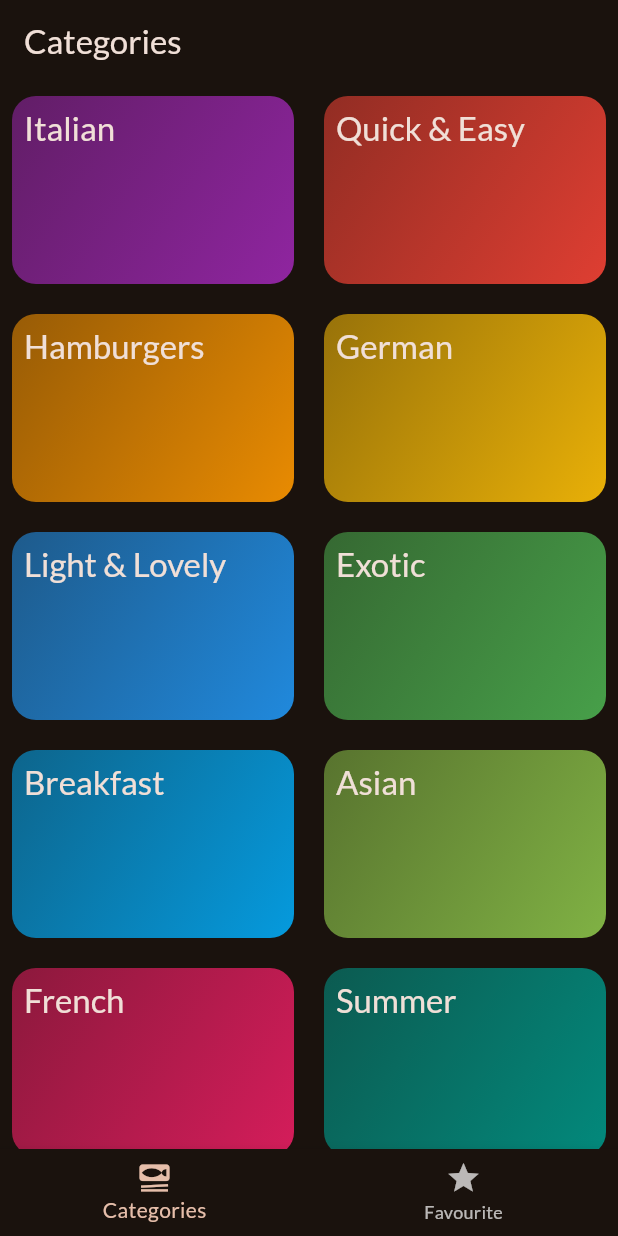
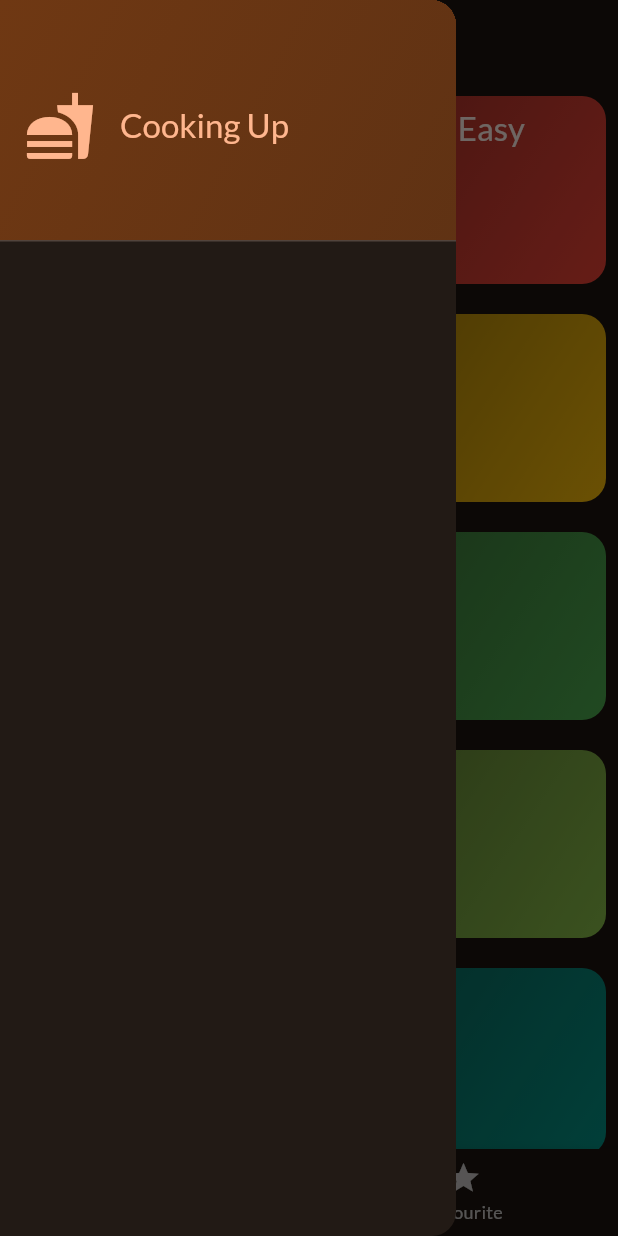
Before and after one commit to amaljithkthomas/meal_navigation, a Flutter app: the screen it shows after launch, with the side drawer open (before the commit the screen has no drawer), on a phone screen of 412 x 824 dp. Run offline on Flutter 3.47's test engine with Material 3 defaults, Android fonts, the phone set to English and light mode, and no system bars; our stand-ins replace google_fonts, transparent_image.

Commit message:
app drawer added

```diff
--- a/lib/screens/tab_screen.dart
+++ b/lib/screens/tab_screen.dart
@@ -2,6 +2,7 @@ import 'package:flutter/material.dart';
 import 'package:navigation/models/meal.dart';
 import 'package:navigation/screens/category_screen.dart';
 import 'package:navigation/screens/meals_screen.dart';
+import 'package:navigation/widgets/main_drawer.dart';
 
 class TabScreen extends StatefulWidget {
   const TabScreen({Key? key}) : super(key: key);
@@ -46,6 +47,7 @@ class _TabScreenState extends State<TabScreen> {
       appBar: AppBar(
         title: Text(selectedIndex == 0 ? 'Categories' : 'Your Favourites'),
       ),
+      drawer: const MainDrawer(),
       body: selectedIndex == 0
           ? CategoryScreen(
               onFavPressed: onFavouritePressed,
--- /dev/null
+++ b/lib/widgets/main_drawer.dart
@@ -0,0 +1,41 @@
+import 'package:flutter/material.dart';
+
+class MainDrawer extends StatelessWidget {
+  const MainDrawer({Key? key}) : super(key: key);
+
+  @override
+  Widget build(BuildContext context) {
+    final theme = Theme.of(context);
+    return Drawer(
+      child: Column(
+        children: [
+          DrawerHeader(
+            decoration: BoxDecoration(
+              gradient: LinearGradient(colors: [
+                theme.colorScheme.primaryContainer,
+                theme.colorScheme.primaryContainer.withOpacity(.8)
+              ], begin: Alignment.topLeft, end: Alignment.bottomRight),
+            ),
+            child: Row(
+              children: [
+                Icon(
+                  Icons.fastfood,
+                  size: 48,
+                  color: theme.colorScheme.primary,
+                ),
+                const SizedBox(
+                  width: 16,
+                ),
+                Text(
+                  'Cooking Up',
+                  style: theme.textTheme.titleLarge
+                      ?.copyWith(color: theme.colorScheme.primary),
+                )
+              ],
+            ),
+          )
+        ],
+      ),
+    );
+  }
+}
```
